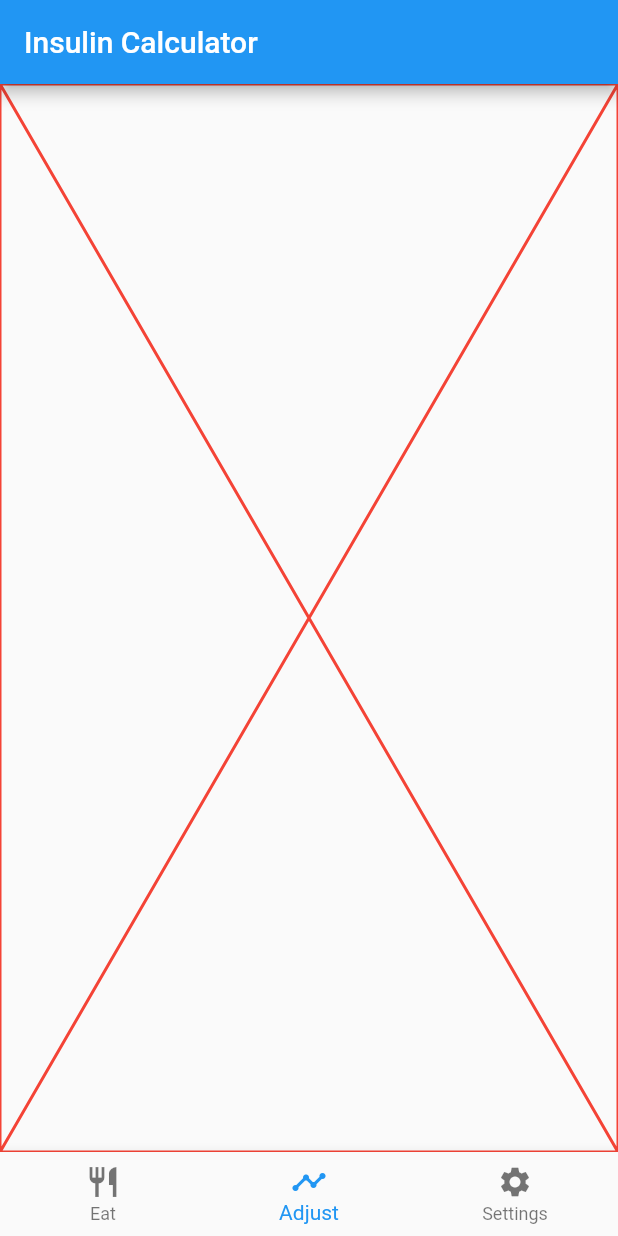
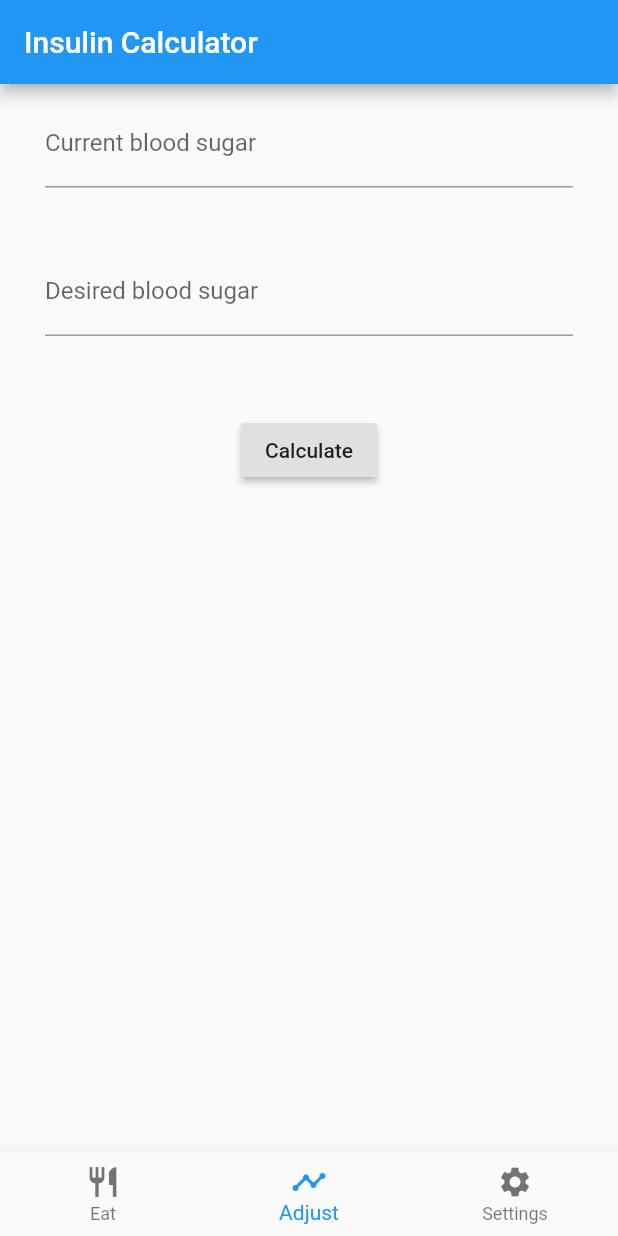
Before and after one commit to MWallenberg/insulin-calculator, a Flutter app: the screen it shows after launch, item 2 of the bottom bar chosen, on a phone screen of 412 x 824 dp. Run offline on Flutter 3.47's test engine with Material 2 defaults, Android fonts, the phone set to English and light mode, and no system bars; our stand-ins replace shared_preferences.

Commit message:
Adjust screen completed, first draft at least

```diff
--- /dev/null
+++ b/lib/screens/adjust/adjust.dart
@@ -0,0 +1,127 @@
+import 'package:flutter/material.dart';
+import 'package:insulin_calc/screens/adjust/components/adjustmentrecommendation.dart';
+import 'package:insulin_calc/services/insulincalulator.dart';
+import 'package:insulin_calc/services/settingsService.dart';
+
+class AdjustScreen extends StatefulWidget {
+  @override
+  State<StatefulWidget> createState() {
+    return _AdjustScreenState();
+  }
+}
+
+class _AdjustScreenState extends State<AdjustScreen> {
+  final _formKey = GlobalKey<FormState>();
+  InsulinCalculator _calculator;
+  double _currentMmol;
+  double _desiredMmol;
+  double _recommendedCarbs;
+  double _recommendedDose;
+  bool _hasCalculated;
+
+  _AdjustScreenState() {
+    _hasCalculated = false;
+    SettingsService.getDailyDose().then((val) => setState(() {
+          _calculator = InsulinCalculator(val);
+        }));
+  }
+
+  _resetState() {
+    _hasCalculated = false;
+    _recommendedCarbs = null;
+    _recommendedDose = null;
+  }
+
+  _hideKeyboard() {
+    FocusScope.of(context).requestFocus(new FocusNode());
+  }
+
+  void _calculate() {
+    _hideKeyboard();
+
+    if (_formKey.currentState.validate()) {
+      _formKey.currentState.save();
+      _resetState();
+
+      // How much does the blood sugar need to change?
+      double delta = _desiredMmol - _currentMmol;
+
+      // Set a recommended dose and flag that a calculation has been done.
+      // This will reveal the recommendation widget.
+      setState(() {
+        if (delta == 0) {
+          // TODO: Congratulate the user. Well done. Good diabetesing.
+        }
+        else if (delta > 0) {
+          _recommendedCarbs = _calculator.carbsForIncrease(delta);
+        } else {
+          _recommendedDose = _calculator.doseForDecrease(-delta);
+        }
+        _hasCalculated = true;
+      });
+    } else {
+      setState(() {
+        _resetState();
+      });
+    }
+  }
+
+  @override
+  Widget build(BuildContext context) {
+    return Padding(
+        padding: EdgeInsets.symmetric(horizontal: 30.0, vertical: 10.0),
+        child: Form(
+          key: _formKey,
+          child: Column(
+            children: <Widget>[
+              Wrap(
+                runSpacing: 40,
+                children: <Widget>[
+                  TextFormField(
+                    decoration: InputDecoration(
+                        suffix: Text('mmol/l'),
+                        labelText: 'Current blood sugar'),
+                    keyboardType: TextInputType.number,
+                    validator: (value) {
+                      if (value.isEmpty) {
+                        return "Enter your current blood sugar level";
+                      }
+                      return null;
+                    },
+                    onSaved: (val) => _currentMmol = double.parse(val),
+                  ),
+                  TextFormField(
+                    decoration: InputDecoration(
+                        suffix: Text('mmol/l'),
+                        labelText: 'Desired blood sugar'),
+                    keyboardType: TextInputType.number,
+                    validator: (value) {
+                      if (value.isEmpty) {
+                        return "Enter your desired blood sugar level";
+                      }
+                      return null;
+                    },
+                    onSaved: (val) => _desiredMmol = double.parse(val),
+                  ),
+                  Align(
+                    alignment: Alignment.center,
+                    heightFactor: 1.5,
+                    child: RaisedButton(
+                      child: Text('Calculate'),
+                      onPressed: _calculate,
+                    ),
+                  ),
+                  Visibility(
+                    visible: _hasCalculated,
+                    child: AdjustmentRecommendation(
+                      dose: _recommendedDose,
+                      gramCarbs: _recommendedCarbs,
+                    ),
+                  ),
+                ],
+              ),
+            ],
+          ),
+        ));
+  }
+}
--- a/lib/screens/start/start.dart
+++ b/lib/screens/start/start.dart
@@ -1,4 +1,5 @@
 import 'package:flutter/material.dart';
+import 'package:insulin_calc/screens/adjust/adjust.dart';
 import 'package:insulin_calc/screens/meal/meal.dart';
 import 'package:insulin_calc/screens/settings/settings.dart';
 
@@ -13,7 +14,7 @@ class _StartState extends State<Start> {
   int _currentIndex = 0;
   final List<Widget> _children = [
     MealScreen(),
-    Placeholder(color: Colors.red,),
+    AdjustScreen(),
     SettingsScreen(),
   ];
 
--- a/lib/services/insulincalulator.dart
+++ b/lib/services/insulincalulator.dart
@@ -1,12 +1,22 @@
 class InsulinCalculator {
   final double _gramCarbsPerUnit;
   final double _mmolPerUnit;
+  final double _mmolPerGramCarbs;
 
   InsulinCalculator(dailyDose) :
     _gramCarbsPerUnit = 500 / dailyDose,
-    _mmolPerUnit = 100 / dailyDose;
+    _mmolPerUnit = 100 / dailyDose,
+    _mmolPerGramCarbs = (100 / dailyDose) / (500 / dailyDose);
 
   double doseForCarbs(int gramCarbs) {
     return gramCarbs / _gramCarbsPerUnit;
   }
+
+  double doseForDecrease(double mmolDecrease) {
+    return mmolDecrease / _mmolPerUnit;
+  }
+
+  double carbsForIncrease(double mmolIncrease) {
+    return mmolIncrease / _mmolPerGramCarbs;
+  }
 }
```
Also changed, not shown: lib/screens/adjust/components/adjustmentrecommendation.dart (added, +32 -0 lines), lib/screens/meal/meal.dart (+18 -8 lines).
